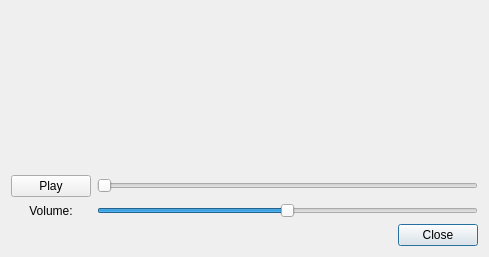
Old version of the form src/QtlMovie/QtlMovieAudioTestDialog.ui in the repository qtlmovie/qtlmovie.
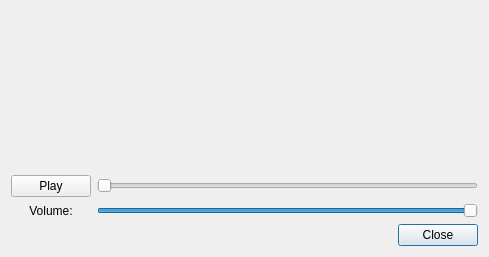
New version of the form. Icons and pictures are not drawn. Custom widgets are drawn as their Qt base class.

Diff of the .ui file:
```diff
--- a/src/QtlMovie/QtlMovieAudioTestDialog.ui
+++ b/src/QtlMovie/QtlMovieAudioTestDialog.ui
@@ -31,7 +31,7 @@
       <number>100</number>
      </property>
      <property name="value">
-      <number>50</number>
+      <number>100</number>
      </property>
      <property name="orientation">
       <enum>Qt::Horizontal</enum>
```
